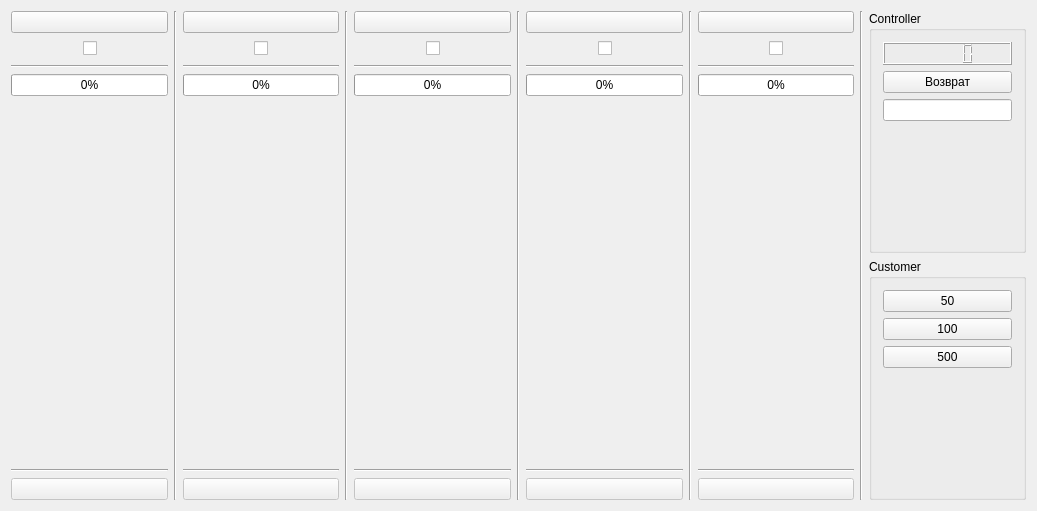
First picture: the form in mainwindow.ui, repository Vladimir-A/Vending_Machine, before the edit.
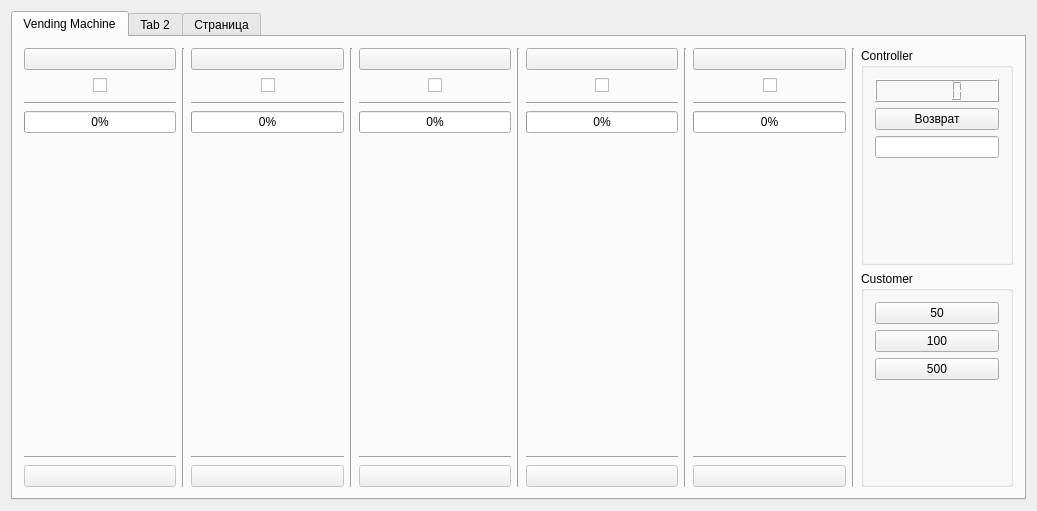
Second picture: the form after the edit. The open tabs and pages were chosen to show the change.

What changed in the file:
```diff
--- a/mainwindow.ui
+++ b/mainwindow.ui
@@ -15,188 +15,17 @@
   </property>
   <widget class="QWidget" name="centralWidget">
    <layout class="QGridLayout" name="gridLayout_2">
-    <item row="0" column="8" rowspan="2">
-     <layout class="QVBoxLayout" name="column5">
-      <item>
-       <widget class="QPushButton" name="Button5">
-        <property name="text">
-         <string/>
-        </property>
-       </widget>
-      </item>
-      <item>
-       <layout class="QGridLayout" name="gridLayout_6">
-        <item row="0" column="2">
-         <spacer name="horizontalSpacer_12">
-          <property name="orientation">
-           <enum>Qt::Horizontal</enum>
-          </property>
-          <property name="sizeHint" stdset="0">
-           <size>
-            <width>40</width>
-            <height>20</height>
-           </size>
-          </property>
-         </spacer>
-        </item>
+    <item row="1" column="0">
+     <widget class="QTabWidget" name="Stages">
+      <property name="currentIndex">
+       <number>1</number>
+      </property>
+      <widget class="QWidget" name="Vending_Machine">
+       <attribute name="title">
+        <string>Vending Machine</string>
+       </attribute>
+       <layout class="QGridLayout" name="gridLayout_14">
         <item row="0" column="0">
-         <spacer name="horizontalSpacer_13">
-          <property name="orientation">
-           <enum>Qt::Horizontal</enum>
-          </property>
-          <property name="sizeHint" stdset="0">
-           <size>
-            <width>40</width>
-            <height>20</height>
-           </size>
-          </property>
-         </spacer>
-        </item>
-        <item row="0" column="1">
-         <widget class="QCheckBox" name="LED5">
-          <property name="text">
-           <string/>
-          </property>
-         </widget>
-        </item>
-       </layout>
-      </item>
-      <item>
-       <widget class="Line" name="line_15">
-        <property name="orientation">
-         <enum>Qt::Horizontal</enum>
-        </property>
-       </widget>
-      </item>
-      <item>
-       <widget class="QProgressBar" name="product_status5">
-        <property name="maximum">
-         <number>20</number>
-        </property>
-        <property name="value">
-         <number>0</number>
-        </property>
-       </widget>
-      </item>
-      <item>
-       <spacer name="verticalSpacer_5">
-        <property name="orientation">
-         <enum>Qt::Vertical</enum>
-        </property>
-        <property name="sizeHint" stdset="0">
-         <size>
-          <width>20</width>
-          <height>40</height>
-         </size>
-        </property>
-       </spacer>
-      </item>
-      <item>
-       <widget class="Line" name="line_12">
-        <property name="orientation">
-         <enum>Qt::Horizontal</enum>
-        </property>
-       </widget>
-      </item>
-      <item>
-       <widget class="QPushButton" name="Btray5">
-        <property name="enabled">
-         <bool>false</bool>
-        </property>
-        <property name="text">
-         <string/>
-        </property>
-       </widget>
-      </item>
-     </layout>
-    </item>
-    <item row="0" column="10" rowspan="2">
-     <layout class="QVBoxLayout" name="control_panel">
-      <item>
-       <widget class="QGroupBox" name="Controller">
-        <property name="title">
-         <string>Сontroller</string>
-        </property>
-        <layout class="QVBoxLayout" name="verticalLayout_2">
-         <item>
-          <widget class="QLCDNumber" name="sum_total"/>
-         </item>
-         <item>
-          <widget class="QPushButton" name="Button_refund">
-           <property name="text">
-            <string>Возврат</string>
-           </property>
-          </widget>
-         </item>
-         <item>
-          <widget class="QLineEdit" name="refund">
-           <property name="enabled">
-            <bool>true</bool>
-           </property>
-          </widget>
-         </item>
-         <item>
-          <spacer name="verticalSpacer_7">
-           <property name="orientation">
-            <enum>Qt::Vertical</enum>
-           </property>
-           <property name="sizeHint" stdset="0">
-            <size>
-             <width>20</width>
-             <height>40</height>
-            </size>
-           </property>
-          </spacer>
-         </item>
-        </layout>
-       </widget>
-      </item>
-      <item>
-       <widget class="QGroupBox" name="Customer">
-        <property name="title">
-         <string>Customer</string>
-        </property>
-        <layout class="QVBoxLayout" name="verticalLayout_3">
-         <item>
-          <widget class="QPushButton" name="sum50">
-           <property name="text">
-            <string>50</string>
-           </property>
-          </widget>
-         </item>
-         <item>
-          <widget class="QPushButton" name="sum100">
-           <property name="text">
-            <string>100</string>
-           </property>
-          </widget>
-         </item>
-         <item>
-          <widget class="QPushButton" name="sum500">
-           <property name="text">
-            <string>500</string>
-           </property>
-          </widget>
-         </item>
-         <item>
-          <spacer name="verticalSpacer_6">
-           <property name="orientation">
-            <enum>Qt::Vertical</enum>
-           </property>
-           <property name="sizeHint" stdset="0">
-            <size>
-             <width>20</width>
-             <height>40</height>
-            </size>
-           </property>
-          </spacer>
-         </item>
-        </layout>
-       </widget>
-      </item>
-     </layout>
-    </item>
-    <item row="0" column="0" rowspan="2">
      <layout class="QVBoxLayout" name="column1">
       <item>
        <widget class="QPushButton" name="Button1">
@@ -297,7 +126,14 @@
       </item>
      </layout>
     </item>
-    <item row="0" column="2" rowspan="2">
+        <item row="0" column="1">
+         <widget class="Line" name="line">
+          <property name="orientation">
+           <enum>Qt::Vertical</enum>
+          </property>
+         </widget>
+        </item>
+        <item row="0" column="2">
      <layout class="QVBoxLayout" name="column2">
       <item>
        <widget class="QPushButton" name="Button2">
@@ -392,102 +228,14 @@
       </item>
      </layout>
     </item>
-    <item row="0" column="6" rowspan="2">
-     <layout class="QVBoxLayout" name="column4">
-      <item>
-       <widget class="QPushButton" name="Button4">
-        <property name="text">
-         <string/>
-        </property>
-       </widget>
-      </item>
-      <item>
-       <layout class="QGridLayout" name="gridLayout_5">
-        <item row="0" column="1">
-         <widget class="QCheckBox" name="LED4">
-          <property name="text">
-           <string/>
-          </property>
-         </widget>
-        </item>
-        <item row="0" column="2">
-         <spacer name="horizontalSpacer_11">
-          <property name="orientation">
-           <enum>Qt::Horizontal</enum>
-          </property>
-          <property name="sizeHint" stdset="0">
-           <size>
-            <width>40</width>
-            <height>20</height>
-           </size>
-          </property>
-         </spacer>
-        </item>
-        <item row="0" column="0">
-         <spacer name="horizontalSpacer_10">
-          <property name="orientation">
-           <enum>Qt::Horizontal</enum>
-          </property>
-          <property name="sizeHint" stdset="0">
-           <size>
-            <width>40</width>
-            <height>20</height>
-           </size>
-          </property>
-         </spacer>
-        </item>
-       </layout>
-      </item>
-      <item>
-       <widget class="Line" name="line_14">
-        <property name="orientation">
-         <enum>Qt::Horizontal</enum>
-        </property>
-       </widget>
-      </item>
-      <item>
-       <widget class="QProgressBar" name="product_status4">
-        <property name="maximum">
-         <number>20</number>
-        </property>
-        <property name="value">
-         <number>0</number>
-        </property>
-       </widget>
-      </item>
-      <item>
-       <spacer name="verticalSpacer_4">
+        <item row="0" column="3">
+         <widget class="Line" name="line_2">
         <property name="orientation">
          <enum>Qt::Vertical</enum>
         </property>
-        <property name="sizeHint" stdset="0">
-         <size>
-          <width>20</width>
-          <height>40</height>
-         </size>
-        </property>
-       </spacer>
-      </item>
-      <item>
-       <widget class="Line" name="line_11">
-        <property name="orientation">
-         <enum>Qt::Horizontal</enum>
-        </property>
-       </widget>
-      </item>
-      <item>
-       <widget class="QPushButton" name="Btray4">
-        <property name="enabled">
-         <bool>false</bool>
-        </property>
-        <property name="text">
-         <string/>
-        </property>
-       </widget>
-      </item>
-     </layout>
-    </item>
-    <item row="0" column="4" rowspan="2">
+         </widget>
+        </item>
+        <item row="0" column="4">
      <layout class="QVBoxLayout" name="column3">
       <item>
        <widget class="QPushButton" name="Button3">
@@ -582,39 +330,315 @@
       </item>
      </layout>
     </item>
-    <item row="0" column="1" rowspan="2">
-     <widget class="Line" name="line">
-      <property name="orientation">
-       <enum>Qt::Vertical</enum>
-      </property>
-     </widget>
-    </item>
-    <item row="0" column="3" rowspan="2">
-     <widget class="Line" name="line_2">
-      <property name="orientation">
-       <enum>Qt::Vertical</enum>
-      </property>
-     </widget>
-    </item>
-    <item row="0" column="5" rowspan="2">
+        <item row="0" column="5">
      <widget class="Line" name="line_3">
       <property name="orientation">
        <enum>Qt::Vertical</enum>
       </property>
      </widget>
     </item>
-    <item row="0" column="7" rowspan="2">
+        <item row="0" column="6">
+         <layout class="QVBoxLayout" name="column4">
+          <item>
+           <widget class="QPushButton" name="Button4">
+            <property name="text">
+             <string/>
+            </property>
+           </widget>
+          </item>
+          <item>
+           <layout class="QGridLayout" name="gridLayout_5">
+            <item row="0" column="1">
+             <widget class="QCheckBox" name="LED4">
+              <property name="text">
+               <string/>
+              </property>
+             </widget>
+            </item>
+            <item row="0" column="2">
+             <spacer name="horizontalSpacer_11">
+              <property name="orientation">
+               <enum>Qt::Horizontal</enum>
+              </property>
+              <property name="sizeHint" stdset="0">
+               <size>
+                <width>40</width>
+                <height>20</height>
+               </size>
+              </property>
+             </spacer>
+            </item>
+            <item row="0" column="0">
+             <spacer name="horizontalSpacer_10">
+              <property name="orientation">
+               <enum>Qt::Horizontal</enum>
+              </property>
+              <property name="sizeHint" stdset="0">
+               <size>
+                <width>40</width>
+                <height>20</height>
+               </size>
+              </property>
+             </spacer>
+            </item>
+           </layout>
+          </item>
+          <item>
+           <widget class="Line" name="line_14">
+            <property name="orientation">
+             <enum>Qt::Horizontal</enum>
+            </property>
+           </widget>
+          </item>
+          <item>
+           <widget class="QProgressBar" name="product_status4">
+            <property name="maximum">
+             <number>20</number>
+            </property>
+            <property name="value">
+             <number>0</number>
+            </property>
+           </widget>
+          </item>
+          <item>
+           <spacer name="verticalSpacer_4">
+            <property name="orientation">
+             <enum>Qt::Vertical</enum>
+            </property>
+            <property name="sizeHint" stdset="0">
+             <size>
+              <width>20</width>
+              <height>40</height>
+             </size>
+            </property>
+           </spacer>
+          </item>
+          <item>
+           <widget class="Line" name="line_11">
+            <property name="orientation">
+             <enum>Qt::Horizontal</enum>
+            </property>
+           </widget>
+          </item>
+          <item>
+           <widget class="QPushButton" name="Btray4">
+            <property name="enabled">
+             <bool>false</bool>
+            </property>
+            <property name="text">
+             <string/>
+            </property>
+           </widget>
+          </item>
+         </layout>
+        </item>
+        <item row="0" column="7">
      <widget class="Line" name="line_4">
       <property name="orientation">
        <enum>Qt::Vertical</enum>
       </property>
      </widget>
     </item>
-    <item row="0" column="9" rowspan="2">
+        <item row="0" column="8">
+         <layout class="QVBoxLayout" name="column5">
+          <item>
+           <widget class="QPushButton" name="Button5">
+            <property name="text">
+             <string/>
+            </property>
+           </widget>
+          </item>
+          <item>
+           <layout class="QGridLayout" name="gridLayout_6">
+            <item row="0" column="2">
+             <spacer name="horizontalSpacer_12">
+              <property name="orientation">
+               <enum>Qt::Horizontal</enum>
+              </property>
+              <property name="sizeHint" stdset="0">
+               <size>
+                <width>40</width>
+                <height>20</height>
+               </size>
+              </property>
+             </spacer>
+            </item>
+            <item row="0" column="0">
+             <spacer name="horizontalSpacer_13">
+              <property name="orientation">
+               <enum>Qt::Horizontal</enum>
+              </property>
+              <property name="sizeHint" stdset="0">
+               <size>
+                <width>40</width>
+                <height>20</height>
+               </size>
+              </property>
+             </spacer>
+            </item>
+            <item row="0" column="1">
+             <widget class="QCheckBox" name="LED5">
+              <property name="text">
+               <string/>
+              </property>
+             </widget>
+            </item>
+           </layout>
+          </item>
+          <item>
+           <widget class="Line" name="line_15">
+            <property name="orientation">
+             <enum>Qt::Horizontal</enum>
+            </property>
+           </widget>
+          </item>
+          <item>
+           <widget class="QProgressBar" name="product_status5">
+            <property name="maximum">
+             <number>20</number>
+            </property>
+            <property name="value">
+             <number>0</number>
+            </property>
+           </widget>
+          </item>
+          <item>
+           <spacer name="verticalSpacer_5">
+            <property name="orientation">
+             <enum>Qt::Vertical</enum>
+            </property>
+            <property name="sizeHint" stdset="0">
+             <size>
+              <width>20</width>
+              <height>40</height>
+             </size>
+            </property>
+           </spacer>
+          </item>
+          <item>
+           <widget class="Line" name="line_12">
+            <property name="orientation">
+             <enum>Qt::Horizontal</enum>
+            </property>
+           </widget>
+          </item>
+          <item>
+           <widget class="QPushButton" name="Btray5">
+            <property name="enabled">
+             <bool>false</bool>
+            </property>
+            <property name="text">
+             <string/>
+            </property>
+           </widget>
+          </item>
+         </layout>
+        </item>
+        <item row="0" column="9">
      <widget class="Line" name="line_5">
       <property name="orientation">
        <enum>Qt::Vertical</enum>
       </property>
+         </widget>
+        </item>
+        <item row="0" column="10">
+         <layout class="QVBoxLayout" name="control_panel">
+          <item>
+           <widget class="QGroupBox" name="Controller">
+            <property name="title">
+             <string>Сontroller</string>
+            </property>
+            <layout class="QVBoxLayout" name="verticalLayout_2">
+             <item>
+              <widget class="QLCDNumber" name="sum_total"/>
+             </item>
+             <item>
+              <widget class="QPushButton" name="Button_refund">
+               <property name="text">
+                <string>Возврат</string>
+               </property>
+              </widget>
+             </item>
+             <item>
+              <widget class="QLineEdit" name="refund">
+               <property name="enabled">
+                <bool>true</bool>
+               </property>
+              </widget>
+             </item>
+             <item>
+              <spacer name="verticalSpacer_7">
+               <property name="orientation">
+                <enum>Qt::Vertical</enum>
+               </property>
+               <property name="sizeHint" stdset="0">
+                <size>
+                 <width>20</width>
+                 <height>40</height>
+                </size>
+               </property>
+              </spacer>
+             </item>
+            </layout>
+           </widget>
+          </item>
+          <item>
+           <widget class="QGroupBox" name="Customer">
+            <property name="title">
+             <string>Customer</string>
+            </property>
+            <layout class="QVBoxLayout" name="verticalLayout_3">
+             <item>
+              <widget class="QPushButton" name="sum50">
+               <property name="text">
+                <string>50</string>
+               </property>
+              </widget>
+             </item>
+             <item>
+              <widget class="QPushButton" name="sum100">
+               <property name="text">
+                <string>100</string>
+               </property>
+              </widget>
+             </item>
+             <item>
+              <widget class="QPushButton" name="sum500">
+               <property name="text">
+                <string>500</string>
+               </property>
+              </widget>
+             </item>
+             <item>
+              <spacer name="verticalSpacer_6">
+               <property name="orientation">
+                <enum>Qt::Vertical</enum>
+               </property>
+               <property name="sizeHint" stdset="0">
+                <size>
+                 <width>20</width>
+                 <height>40</height>
+                </size>
+               </property>
+              </spacer>
+             </item>
+            </layout>
+           </widget>
+          </item>
+         </layout>
+        </item>
+       </layout>
+      </widget>
+      <widget class="QWidget" name="station">
+       <attribute name="title">
+        <string>Tab 2</string>
+       </attribute>
+      </widget>
+      <widget class="QWidget" name="stuff">
+       <attribute name="title">
+        <string>Страница</string>
+       </attribute>
+      </widget>
      </widget>
     </item>
    </layout>
```
Lines whose indentation alone changed are shown as unchanged.
